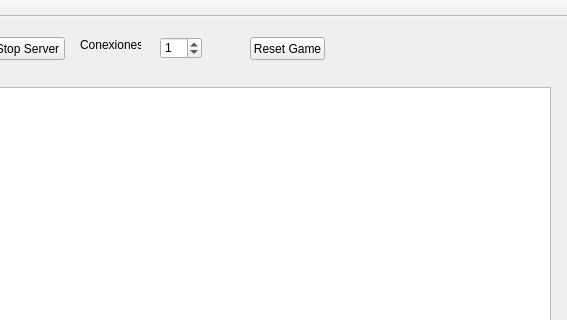
First picture: the form in mainwindow.ui, repository jcespinoza/ChickenServer, before the edit; both pictures show x 120 to 687 and y 0 to 320 of the 687 by 472 pixel window.
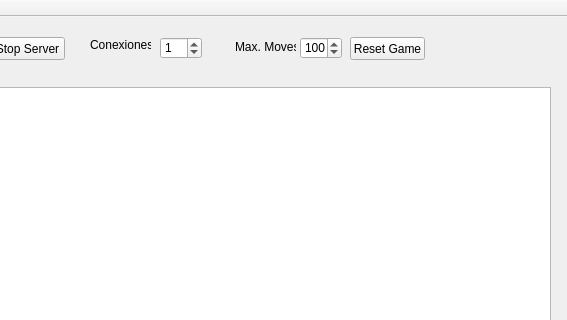
Second picture: the form after the edit.

```diff
--- a/mainwindow.ui
+++ b/mainwindow.ui
@@ -69,7 +69,7 @@
    <widget class="QLabel" name="label">
     <property name="geometry">
      <rect>
-      <x>200</x>
+      <x>210</x>
       <y>20</y>
       <width>61</width>
       <height>16</height>
@@ -98,7 +98,7 @@
    <widget class="QPushButton" name="btnReset">
     <property name="geometry">
      <rect>
-      <x>370</x>
+      <x>470</x>
       <y>20</y>
       <width>75</width>
       <height>23</height>
@@ -108,6 +108,35 @@
      <string>Reset Game</string>
     </property>
    </widget>
+   <widget class="QSpinBox" name="spMoves">
+    <property name="geometry">
+     <rect>
+      <x>420</x>
+      <y>20</y>
+      <width>42</width>
+      <height>22</height>
+     </rect>
+    </property>
+    <property name="maximum">
+     <number>200</number>
+    </property>
+    <property name="value">
+     <number>100</number>
+    </property>
+   </widget>
+   <widget class="QLabel" name="label_2">
+    <property name="geometry">
+     <rect>
+      <x>355</x>
+      <y>20</y>
+      <width>61</width>
+      <height>20</height>
+     </rect>
+    </property>
+    <property name="text">
+     <string>Max. Moves:</string>
+    </property>
+   </widget>
   </widget>
   <widget class="QMenuBar" name="menuBar">
    <property name="geometry">
```
